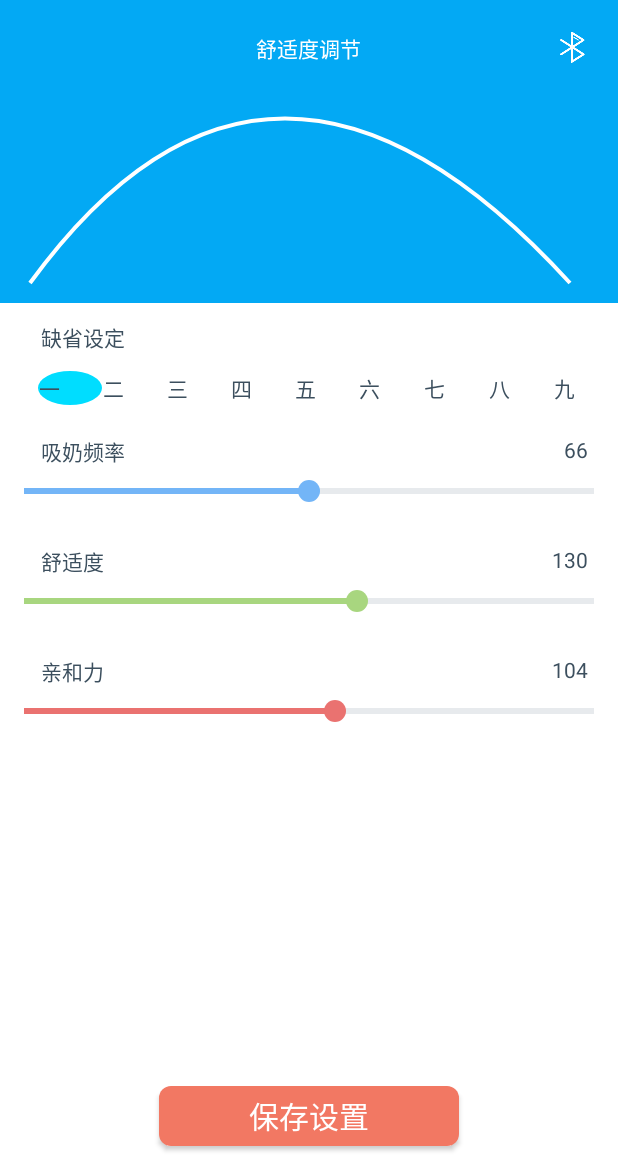
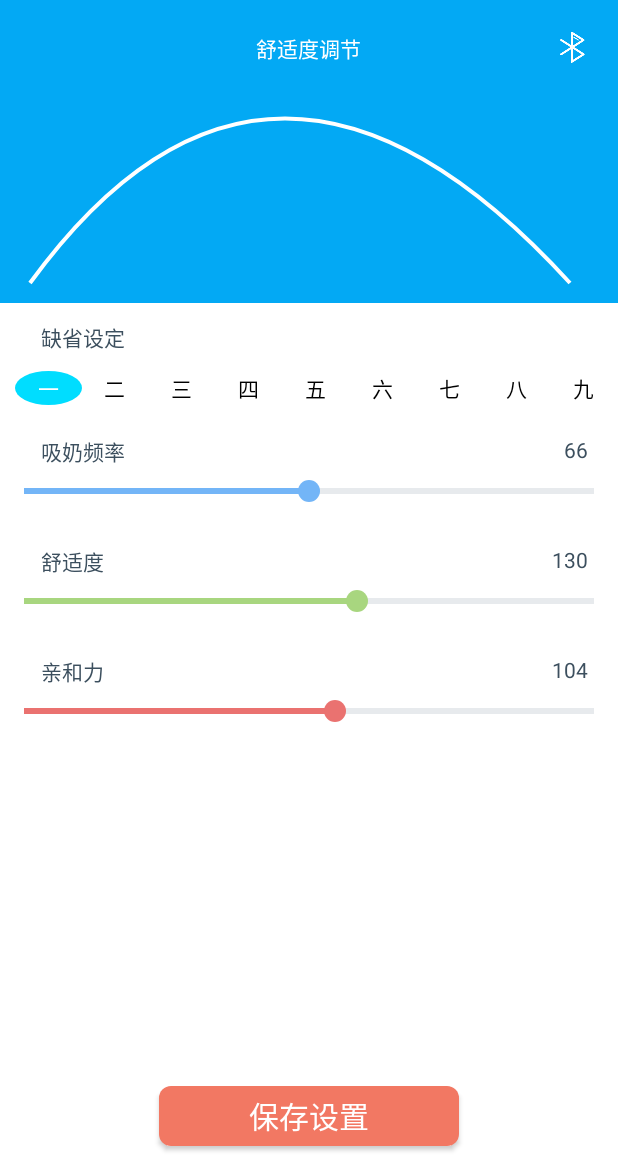
Before and after one commit to ysq1051838264/UaMother, an Android app: the screen it shows after launch (MainActivity), after a tap on an icon or button, on a phone screen of 412 x 824 dp, the part 60-1236 px from its top. Run offline under Robolectric (Android 15) with nearby library versions, the phone set to English and light mode, and no system bars; 1 statement that could not run was skipped.

Commit message:
图形的完善

```diff
--- a/app/src/main/java/com/uamother/bluetooth/main/MainActivity.java
+++ b/app/src/main/java/com/uamother/bluetooth/main/MainActivity.java
@@ -1,11 +1,14 @@
 package com.uamother.bluetooth.main;
 
 import android.content.Intent;
+import android.graphics.Color;
 import android.os.Bundle;
 import android.support.v7.app.AppCompatActivity;
 import android.support.v7.widget.Toolbar;
 import android.view.View;
+import android.widget.Button;
 import android.widget.TextView;
+import android.widget.Toast;
 import com.uamother.bluetooth.R;
 import com.uamother.bluetooth.other.DiscreteSeekBar;
 import com.uamother.bluetooth.utils.StatusBarCompat;
@@ -19,6 +22,7 @@ public class MainActivity extends AppCompatActivity implements View.OnClickListe
 
     //关于
     TextView aboutTv;
+    Button saveBtn;
 
     //吸奶频率，舒适度，亲和力的显示值
     TextView frequencyTv;
@@ -56,6 +60,8 @@ public class MainActivity extends AppCompatActivity implements View.OnClickListe
 
     public void initData() {
         orderBezier = (SecondOrderBezier) findViewById(R.id.orderBezier);
+
+        saveBtn = (Button) findViewById(R.id.saveBtn);
 
         frequencyBar = (DiscreteSeekBar) findViewById(R.id.discrete1);
         comfortBar = (DiscreteSeekBar) findViewById(R.id.discrete2);
@@ -171,8 +177,10 @@ public class MainActivity extends AppCompatActivity implements View.OnClickListe
         gradeLevel = tIndex;
         for (int i = 0; i < 9; i++) {
             textViews[i].setBackgroundResource(R.drawable.shape_circle_background2);
+            textViews[i].setTextColor(Color.BLACK);
         }
         textViews[tIndex].setBackgroundResource(R.drawable.shape_circle_background);
+        textViews[tIndex].setTextColor(Color.WHITE);
 
         handlerViewMessage(tIndex);
     }
--- a/app/src/main/res/drawable/shape_circle_background.xml
+++ b/app/src/main/res/drawable/shape_circle_background.xml
@@ -5,11 +5,11 @@
     android:useLevel="false" >
     <solid android:color="@android:color/holo_blue_bright" />
     <padding
-		android:left="1dp"
-		android:top="1dp"
-		android:right="2dp"
-		android:bottom="1dp" />
+            android:left="2dp"
+            android:top="1dp"
+            android:right="2dp"
+            android:bottom="1dp" />
 
-    <size android:width="12dp"
-          android:height="12dp" />
+    <size android:width="15dp"
+          android:height="15dp" />
 </shape>
--- a/app/src/main/res/layout/activity_main.xml
+++ b/app/src/main/res/layout/activity_main.xml
@@ -79,7 +79,7 @@
 
         <LinearLayout
                 android:orientation="horizontal"
-                android:layout_marginStart="25dp"
+                android:layout_marginStart="10dp"
                 android:layout_marginTop="12dp"
                 android:layout_width="match_parent"
                 android:layout_height="wrap_content">
@@ -87,6 +87,8 @@
             <TextView
                     android:id="@+id/oneTv"
                     android:text="一"
+                    android:layout_gravity="center"
+                    android:gravity="center"
                     android:textColor="@color/black"
                     android:layout_width="0dp"
                     android:layout_height="wrap_content"
@@ -94,6 +96,8 @@
             <TextView
                     android:id="@+id/twoTv"
                     android:text="二"
+                    android:layout_gravity="center"
+                    android:gravity="center"
                     android:textColor="@color/black"
                     android:layout_width="0dp"
                     android:layout_height="wrap_content"
@@ -101,6 +105,8 @@
             <TextView
                     android:id="@+id/threeTv"
                     android:text="三"
+                    android:layout_gravity="center"
+                    android:gravity="center"
                     android:textColor="@color/black"
                     android:layout_width="0dp"
                     android:layout_height="wrap_content"
@@ -108,6 +114,8 @@
             <TextView
                     android:id="@+id/fourTv"
                     android:text="四"
+                    android:layout_gravity="center"
+                    android:gravity="center"
                     android:textColor="@color/black"
                     android:layout_width="0dp"
                     android:layout_height="wrap_content"
@@ -115,6 +123,8 @@
             <TextView
                     android:id="@+id/fiveTv"
                     android:text="五"
+                    android:layout_gravity="center"
+                    android:gravity="center"
                     android:textColor="@color/black"
                     android:layout_width="0dp"
                     android:layout_height="wrap_content"
@@ -122,6 +132,8 @@
             <TextView
                     android:id="@+id/sixTv"
                     android:text="六"
+                    android:layout_gravity="center"
+                    android:gravity="center"
                     android:textColor="@color/black"
                     android:layout_width="0dp"
                     android:layout_height="wrap_content"
@@ -129,6 +141,8 @@
             <TextView
                     android:id="@+id/sevenTv"
                     android:text="七"
+                    android:layout_gravity="center"
+                    android:gravity="center"
                     android:textColor="@color/black"
                     android:layout_width="0dp"
                     android:layout_height="wrap_content"
@@ -136,6 +150,8 @@
             <TextView
                     android:id="@+id/eightTv"
                     android:text="八"
+                    android:layout_gravity="center"
+                    android:gravity="center"
                     android:textColor="@color/black"
                     android:layout_width="0dp"
                     android:layout_height="wrap_content"
@@ -143,6 +159,8 @@
             <TextView
                     android:id="@+id/nineTv"
                     android:text="九"
+                    android:layout_gravity="center"
+                    android:gravity="center"
                     android:textColor="@color/black"
                     android:layout_width="0dp"
                     android:layout_height="wrap_content"
--- a/app/src/main/res/values/colors.xml
+++ b/app/src/main/res/values/colors.xml
@@ -10,4 +10,8 @@
 
     <color name="button_red">#F27863</color>
 
+    <drawable name="red">#f00</drawable>
+    <drawable name="green">#0f0</drawable>
+    <drawable name="gray">#ccc</drawable>
+
 </resources>
```
Also changed, not shown: app/src/main/res/drawable/selector_circle_button.xml (added, +15 -0 lines), app/src/main/res/drawable/shape_circle_background2.xml (line endings or trailing spaces), app/src/main/res/mipmap-hdpi/ic_launcher.png, app/src/main/res/mipmap-mdpi/ic_launcher.png, app/src/main/res/mipmap-xhdpi/ic_launcher.png, app/src/main/res/mipmap-xxhdpi/ic_launcher.png.
